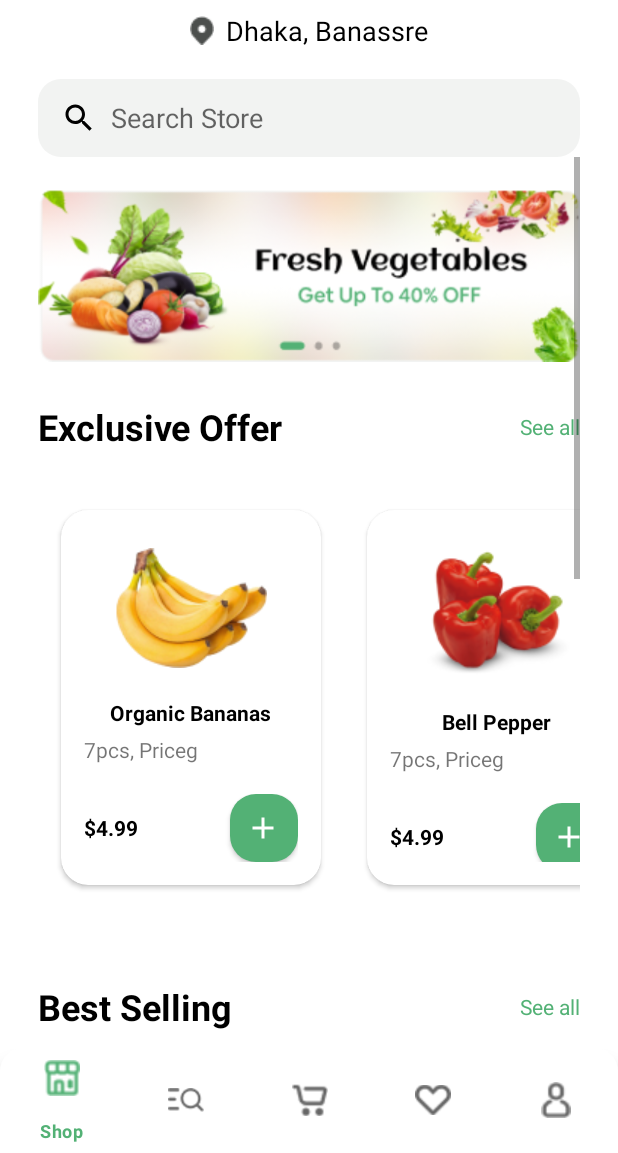
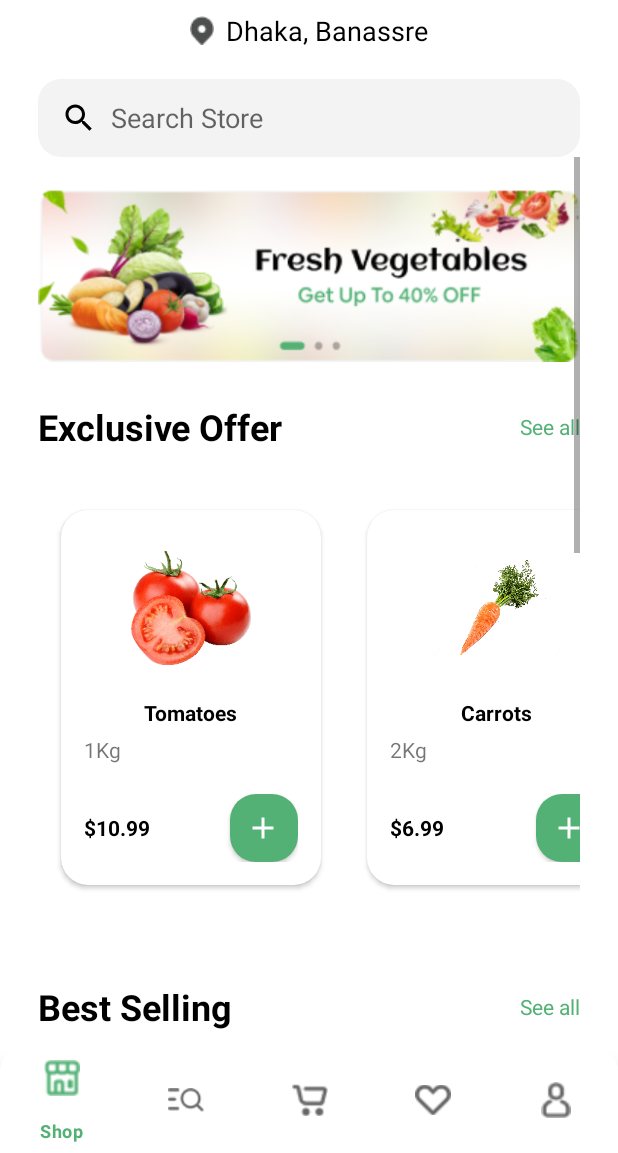
Before and after one commit to SaraHossGit/NectarProject, an Android app: the HomeScreen screen opened directly, with no data from a screen before it, on a phone screen of 412 x 824 dp, the part 83-1236 px from its top. Run offline under Robolectric (Android 15) with nearby library versions, the phone set to English and light mode, and no system bars.

Commit message:
UI Updates

```diff
--- a/app/src/main/java/com/example/nectarproject/HomeScreen.java
+++ b/app/src/main/java/com/example/nectarproject/HomeScreen.java
@@ -21,10 +21,10 @@ public class HomeScreen extends AppCompatActivity {
     ArrayList <GroceriesModel> groceryList = new ArrayList<>();
 
     // Exclusive Product Data
-    int[] productImage1 = {R.drawable.item1, R.drawable.item2, R.drawable.item3};
-    String[] productName1 = {"Organic Bananas", "Bell Pepper", "Ginger"};
-    String[] productAmount1 = {"7pcs, Priceg", "7pcs, Priceg", "7pcs, Priceg"};
-    String[] productPrice1 = {"$4.99", "$4.99", "$4.99"};
+    int[] productImage1 = {R.drawable.item6, R.drawable.item7, R.drawable.item1, R.drawable.item2, R.drawable.item3};
+    String[] productName1 = {"Tomatoes", "Carrots", "Organic Bananas", "Bell Pepper", "Ginger"};
+    String[] productAmount1 = {"1Kg", "2Kg", "7pcs, Priceg", "7pcs, Priceg", "7pcs, Priceg"};
+    String[] productPrice1 = {"$10.99", "$6.99", "$4.99", "$5.50", "$4.99"};
 
     // Best Selling Product Data
     int[] productImage2 = {R.drawable.item4, R.drawable.item5};
--- a/app/src/main/res/layout/activity_home_screen.xml
+++ b/app/src/main/res/layout/activity_home_screen.xml
@@ -61,7 +61,8 @@
         <!--    Screen Scrollable Part    -->
         <ScrollView
             android:layout_width="wrap_content"
-            android:layout_height="wrap_content">
+            android:layout_height="wrap_content"
+            android:layout_marginBottom="20dp">
 
             <LinearLayout
                 android:layout_width="wrap_content"
--- a/app/src/main/res/layout/recycler_view_list_item1.xml
+++ b/app/src/main/res/layout/recycler_view_list_item1.xml
@@ -19,8 +19,8 @@
 
             <ImageView
                 android:id="@+id/product_image"
-                android:layout_width="wrap_content"
-                android:layout_height="wrap_content"
+                android:layout_width="100dp"
+                android:layout_height="80dp"
                 android:layout_marginTop="10dp"
                 android:src="@drawable/item1"/>
 
```
